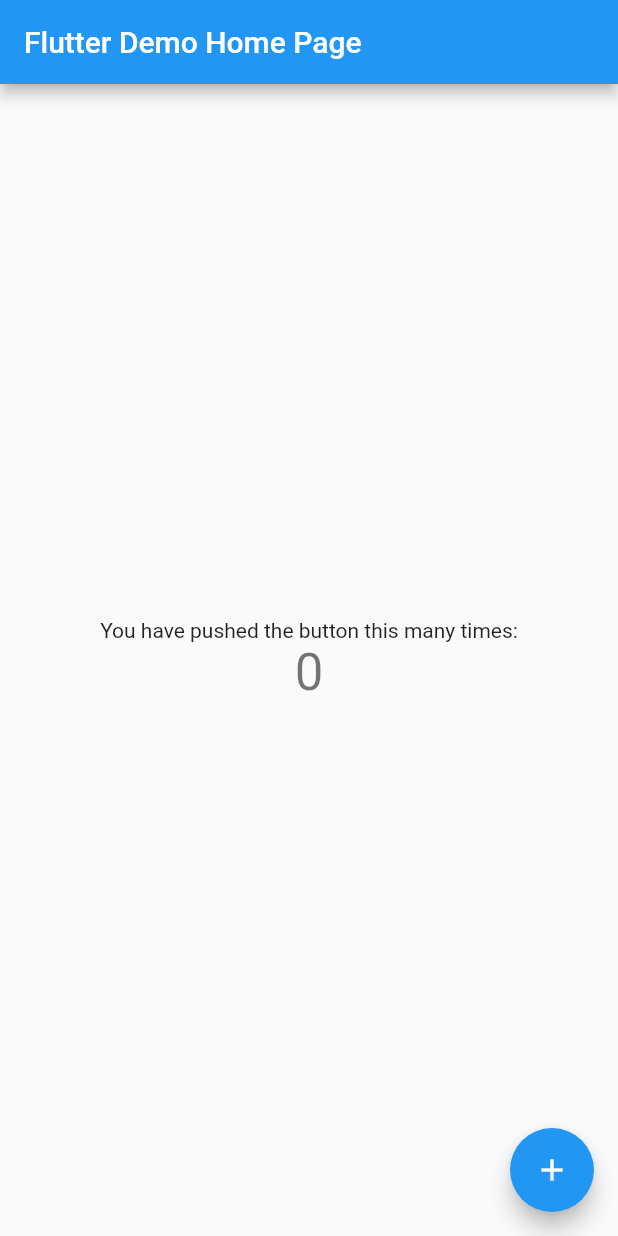
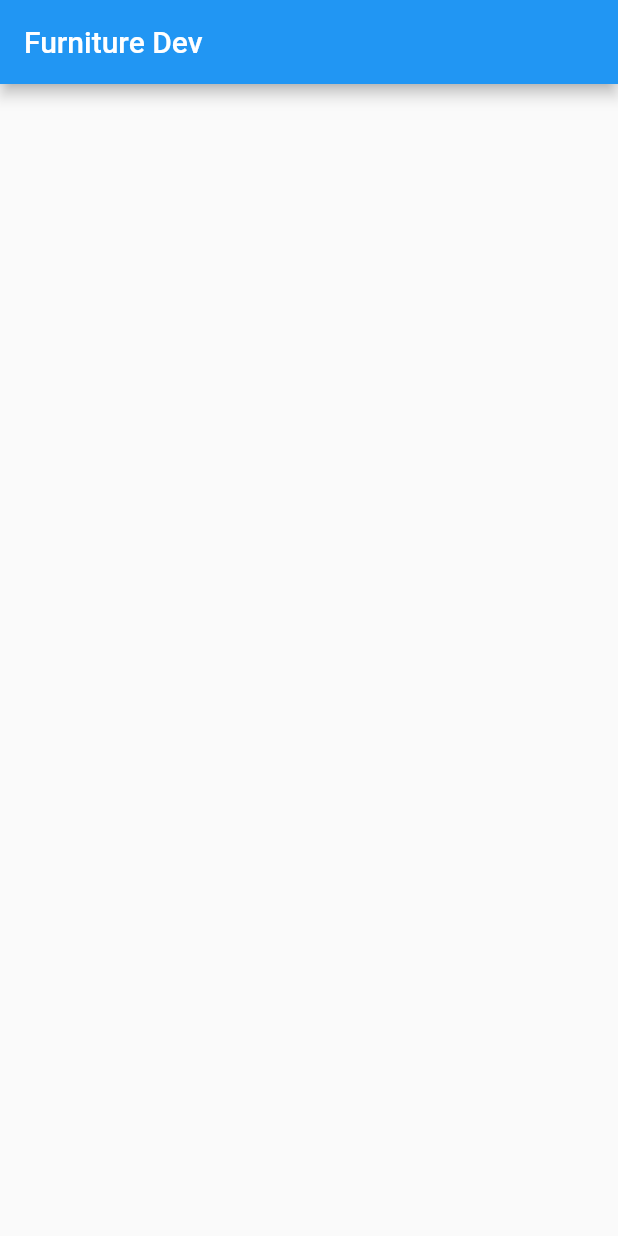
Before and after one commit to PrantoMondal/Furniture_App, a Flutter app: the screen it shows after launch, on a phone screen of 412 x 824 dp. Run offline on Flutter 3.47's test engine with Material 2 defaults, Android fonts, the phone set to English and light mode, and no system bars.

Commit message:
model class added

```diff
--- a/lib/main.dart
+++ b/lib/main.dart
@@ -1,115 +1,21 @@
 import 'package:flutter/material.dart';
+import 'package:furniture_app/pages/home_page.dart';
 
 void main() {
-  runApp(const MyApp());
+  runApp(MyApp());
 }
-
 class MyApp extends StatelessWidget {
   const MyApp({Key? key}) : super(key: key);
 
-  // This widget is the root of your application.
   @override
   Widget build(BuildContext context) {
     return MaterialApp(
-      title: 'Flutter Demo',
+      debugShowCheckedModeBanner: false,
       theme: ThemeData(
-        // This is the theme of your application.
-        //
-        // Try running your application with "flutter run". You'll see the
-        // application has a blue toolbar. Then, without quitting the app, try
-        // changing the primarySwatch below to Colors.green and then invoke
-        // "hot reload" (press "r" in the console where you ran "flutter run",
-        // or simply save your changes to "hot reload" in a Flutter IDE).
-        // Notice that the counter didn't reset back to zero; the application
-        // is not restarted.
         primarySwatch: Colors.blue,
+
       ),
-      home: const MyHomePage(title: 'Flutter Demo Home Page'),
+      home: HomePage(),
     );
   }
 }
-
-class MyHomePage extends StatefulWidget {
-  const MyHomePage({Key? key, required this.title}) : super(key: key);
-
-  // This widget is the home page of your application. It is stateful, meaning
-  // that it has a State object (defined below) that contains fields that affect
-  // how it looks.
-
-  // This class is the configuration for the state. It holds the values (in this
-  // case the title) provided by the parent (in this case the App widget) and
-  // used by the build method of the State. Fields in a Widget subclass are
-  // always marked "final".
-
-  final String title;
-
-  @override
-  State<MyHomePage> createState() => _MyHomePageState();
-}
-
-class _MyHomePageState extends State<MyHomePage> {
-  int _counter = 0;
-
-  void _incrementCounter() {
-    setState(() {
-      // This call to setState tells the Flutter framework that something has
-      // changed in this State, which causes it to rerun the build method below
-      // so that the display can reflect the updated values. If we changed
-      // _counter without calling setState(), then the build method would not be
-      // called again, and so nothing would appear to happen.
-      _counter++;
-    });
-  }
-
-  @override
-  Widget build(BuildContext context) {
-    // This method is rerun every time setState is called, for instance as done
-    // by the _incrementCounter method above.
-    //
-    // The Flutter framework has been optimized to make rerunning build methods
-    // fast, so that you can just rebuild anything that needs updating rather
-    // than having to individually change instances of widgets.
-    return Scaffold(
-      appBar: AppBar(
-        // Here we take the value from the MyHomePage object that was created by
-        // the App.build method, and use it to set our appbar title.
-        title: Text(widget.title),
-      ),
-      body: Center(
-        // Center is a layout widget. It takes a single child and positions it
-        // in the middle of the parent.
-        child: Column(
-          // Column is also a layout widget. It takes a list of children and
-          // arranges them vertically. By default, it sizes itself to fit its
-          // children horizontally, and tries to be as tall as its parent.
-          //
-          // Invoke "debug painting" (press "p" in the console, choose the
-          // "Toggle Debug Paint" action from the Flutter Inspector in Android
-          // Studio, or the "Toggle Debug Paint" command in Visual Studio Code)
-          // to see the wireframe for each widget.
-          //
-          // Column has various properties to control how it sizes itself and
-          // how it positions its children. Here we use mainAxisAlignment to
-          // center the children vertically; the main axis here is the vertical
-          // axis because Columns are vertical (the cross axis would be
-          // horizontal).
-          mainAxisAlignment: MainAxisAlignment.center,
-          children: <Widget>[
-            const Text(
-              'You have pushed the button this many times:',
-            ),
-            Text(
-              '$_counter',
-              style: Theme.of(context).textTheme.headline4,
-            ),
-          ],
-        ),
-      ),
-      floatingActionButton: FloatingActionButton(
-        onPressed: _incrementCounter,
-        tooltip: 'Increment',
-        child: const Icon(Icons.add),
-      ), // This trailing comma makes auto-formatting nicer for build methods.
-    );
-  }
-}
--- /dev/null
+++ b/lib/models/models.dart
@@ -0,0 +1,20 @@
+class Furniture{
+  int? id;
+  String? name;
+  String? subTitle;
+  String? details;
+  String? type;
+  double? price;
+  String? image;
+  double? rating;
+
+  Furniture(
+      {this.id,
+      this.name,
+      this.subTitle,
+      this.details,
+      this.type,
+      this.price,
+      this.image,
+      this.rating});
+}
--- /dev/null
+++ b/lib/pages/home_page.dart
@@ -0,0 +1,17 @@
+import 'package:flutter/material.dart';
+
+class HomePage extends StatefulWidget {
+  const HomePage({Key? key}) : super(key: key);
+
+  @override
+  State<HomePage> createState() => _HomePageState();
+}
+
+class _HomePageState extends State<HomePage> {
+  @override
+  Widget build(BuildContext context) {
+    return Scaffold(
+      appBar: AppBar(title: Text('Furniture Dev'),),
+    );
+  }
+}
```
